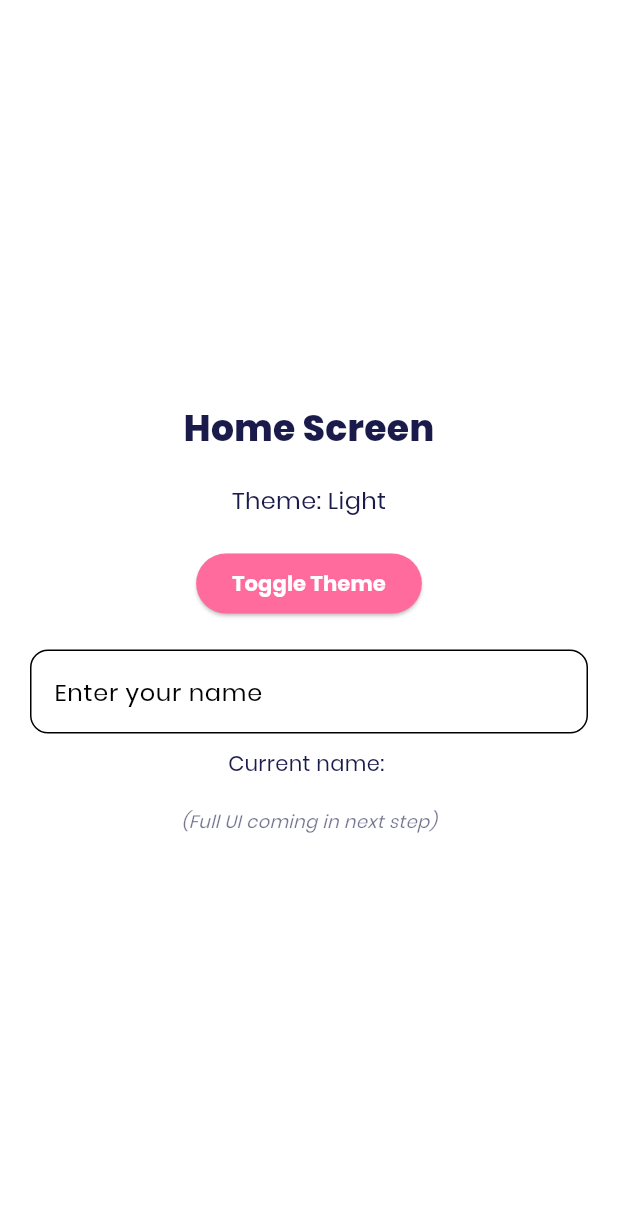
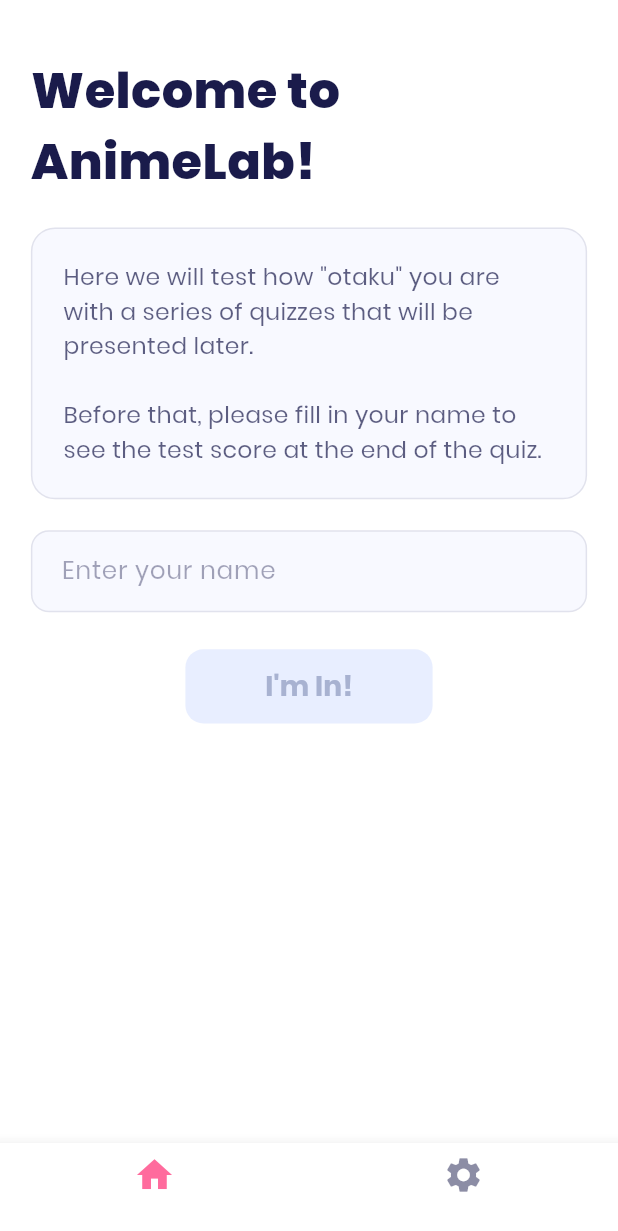
Before and after one commit to paranroman/AnimeLab, a Flutter app: the screen it shows after launch, on a phone screen of 412 x 824 dp. Shown: the top 1231 px of the screen. Run offline on Flutter 3.47's test engine with Material 3 defaults, Android fonts, the phone set to English and light mode, and no system bars.

Commit message:
feat(home, instruction): implementasi home screen dengan navigasi dan menambahkan halaman instruction

```diff
--- a/lib/presentation/screens/home_screen.dart
+++ b/lib/presentation/screens/home_screen.dart
@@ -2,6 +2,10 @@
 import 'package:provider/provider.dart';
 import '../../core/providers/theme_provider.dart';
 import '../../core/providers/quiz_provider.dart';
+import '../widgets/info_card.dart';
+import '../widgets/custom_button.dart';
+import 'settings_screen.dart';
+import 'instruction_screen.dart';
 
 class HomeScreen extends StatefulWidget {
   const HomeScreen({super.key});
@@ -12,6 +16,19 @@
 
 class _HomeScreenState extends State<HomeScreen> {
   final TextEditingController _nameController = TextEditingController();
+  int _currentIndex = 0;
+
+  @override
+  void initState() {
+    super.initState();
+    // Load saved name from provider
+    WidgetsBinding.instance.addPostFrameCallback((_) {
+      final quizProvider = Provider.of<QuizProvider>(context, listen: false);
+      if (quizProvider.userName.isNotEmpty) {
+        _nameController.text = quizProvider.userName;
+      }
+    });
+  }
 
   @override
   void dispose() {
@@ -19,93 +36,189 @@
     super.dispose();
   }
 
+  void _onNavigationTap(int index) {
+    setState(() {
+      _currentIndex = index;
+    });
+  }
+
   @override
   Widget build(BuildContext context) {
     final themeProvider = Provider.of<ThemeProvider>(context);
     final quizProvider = Provider.of<QuizProvider>(context);
+    final size = MediaQuery.of(context).size;
+
+    // Build pages for navigation
+    final List<Widget> pages = [
+      _buildHomePage(context, size, themeProvider, quizProvider),
+      const SettingsScreen(),
+    ];
 
     return Scaffold(
-      body: SafeArea(
+      backgroundColor: themeProvider.isDarkMode
+          ? const Color(0xFF0F1020)
+          : const Color(0xFFFFFFFF),
+      body: pages[_currentIndex],
+      bottomNavigationBar: BottomNavigationBar(
+        currentIndex: _currentIndex,
+        onTap: _onNavigationTap,
+        backgroundColor: themeProvider.isDarkMode
+            ? const Color(0xFF1A1B3D)
+            : const Color(0xFFFFFFFF),
+        selectedItemColor: themeProvider.isDarkMode
+            ? const Color(0xFFFF7BA8)
+            : const Color(0xFFFF6B9D),
+        unselectedItemColor: themeProvider.isDarkMode
+            ? const Color(0xFFE8ECF5).withOpacity(0.5)
+            : const Color(0xFF1A1B4B).withOpacity(0.5),
+        type: BottomNavigationBarType.fixed,
+        elevation: 8,
+        items: const [
+          BottomNavigationBarItem(icon: Icon(Icons.home, size: 28), label: ''),
+          BottomNavigationBarItem(
+            icon: Icon(Icons.settings, size: 28),
+            label: '',
+          ),
+        ],
+      ),
+    );
+  }
+
+  Widget _buildHomePage(
+    BuildContext context,
+    Size size,
+    ThemeProvider themeProvider,
+    QuizProvider quizProvider,
+  ) {
+    return SafeArea(
+      child: SingleChildScrollView(
         child: Padding(
-          padding: const EdgeInsets.all(20.0),
+          padding: EdgeInsets.all(size.width * 0.05),
           child: Column(
-            mainAxisAlignment: MainAxisAlignment.center,
+            crossAxisAlignment: CrossAxisAlignment.start,
             children: [
+              SizedBox(height: size.height * 0.02),
+
+              // Title
               Text(
-                'Home Screen',
+                'Welcome to AnimeLab!',
                 style: TextStyle(
                   fontFamily: 'Poppins',
-                  fontSize: 24,
+                  fontSize: size.width * 0.08,
                   fontWeight: FontWeight.w800,
                   color: themeProvider.isDarkMode
                       ? const Color(0xFFE8ECF5)
                       : const Color(0xFF1A1B4B),
                 ),
               ),
-              const SizedBox(height: 20),
-              Text(
-                'Theme: ${themeProvider.isDarkMode ? "Dark" : "Light"}',
+
+              SizedBox(height: size.height * 0.025),
+
+              // Info Card
+              InfoCard(
+                text:
+                    'Here we will test how "otaku" you are with a series of quizzes that will be presented later.\n\nBefore that, please fill in your name to see the test score at the end of the quiz.',
+                isDarkMode: themeProvider.isDarkMode,
+              ),
+
+              SizedBox(height: size.height * 0.025),
+
+              // Name Input Field
+              TextField(
+                controller: _nameController,
+                onChanged: (value) {
+                  quizProvider.setUserName(value);
+                },
                 style: TextStyle(
                   fontFamily: 'Poppins',
-                  fontSize: 16,
+                  fontSize: size.width * 0.04,
+                  fontWeight: FontWeight.w400,
                   color: themeProvider.isDarkMode
                       ? const Color(0xFFE8ECF5)
                       : const Color(0xFF1A1B4B),
                 ),
+                decoration: InputDecoration(
+                  hintText: 'Enter your name',
+                  hintStyle: TextStyle(
+                    fontFamily: 'Poppins',
+                    fontSize: size.width * 0.04,
+                    fontWeight: FontWeight.w400,
+                    color: themeProvider.isDarkMode
+                        ? const Color(0xFFE8ECF5).withOpacity(0.4)
+                        : const Color(0xFF1A1B4B).withOpacity(0.4),
                   ),
-              const SizedBox(height: 20),
-              ElevatedButton(
-                onPressed: () {
-                  themeProvider.toggleTheme();
-                },
-                style: ElevatedButton.styleFrom(
-                  backgroundColor: themeProvider.isDarkMode
+                  filled: true,
+                  fillColor: themeProvider.isDarkMode
+                      ? const Color(0xFF1A1B3D)
+                      : const Color(0xFFF8F9FF),
+                  border: OutlineInputBorder(
+                    borderRadius: BorderRadius.circular(12),
+                    borderSide: BorderSide(
+                      color: themeProvider.isDarkMode
+                          ? const Color(0xFF1A1B3D)
+                          : const Color(0xFF1A1B4B).withOpacity(0.1),
+                    ),
+                  ),
+                  enabledBorder: OutlineInputBorder(
+                    borderRadius: BorderRadius.circular(12),
+                    borderSide: BorderSide(
+                      color: themeProvider.isDarkMode
+                          ? const Color(0xFF1A1B3D)
+                          : const Color(0xFF1A1B4B).withOpacity(0.1),
+                    ),
+                  ),
+                  focusedBorder: OutlineInputBorder(
+                    borderRadius: BorderRadius.circular(12),
+                    borderSide: BorderSide(
+                      color: themeProvider.isDarkMode
                           ? const Color(0xFFFF7BA8)
                           : const Color(0xFFFF6B9D),
+                      width: 2,
                     ),
-                child: Text(
-                  'Toggle Theme',
-                  style: TextStyle(
-                    fontFamily: 'Poppins',
-                    fontWeight: FontWeight.w700,
-                    color: Colors.white,
+                  ),
+                  contentPadding: EdgeInsets.symmetric(
+                    horizontal: size.width * 0.04,
+                    vertical: size.height * 0.018,
                   ),
                 ),
               ),
-              const SizedBox(height: 20),
-              TextField(
-                controller: _nameController,
-                decoration: InputDecoration(
-                  hintText: 'Enter your name',
-                  border: OutlineInputBorder(
+
+              SizedBox(height: size.height * 0.03),
+
+              // I'm In Button
+              Center(
+                child: CustomButton(
+                  text: "I'm In!",
+                  onPressed: () {
+                    if (quizProvider.userName.trim().isEmpty) {
+                      ScaffoldMessenger.of(context).showSnackBar(
+                        SnackBar(
+                          content: Text(
+                            'Please enter your name first!',
+                            style: TextStyle(
+                              fontFamily: 'Poppins',
+                              fontWeight: FontWeight.w600,
+                            ),
+                          ),
+                          backgroundColor: const Color(0xFFFF4757),
+                          behavior: SnackBarBehavior.floating,
+                          shape: RoundedRectangleBorder(
                             borderRadius: BorderRadius.circular(12),
                           ),
                         ),
-                onChanged: (value) {
-                  quizProvider.setUserName(value);
+                      );
+                      return;
+                    }
+                    // Navigate to instruction screen
+                    Navigator.push(
+                      context,
+                      MaterialPageRoute(
+                        builder: (context) => const InstructionScreen(),
+                      ),
+                    );
                   },
-              ),
-              const SizedBox(height: 10),
-              Text(
-                'Current name: ${quizProvider.userName}',
-                style: TextStyle(
-                  fontFamily: 'Poppins',
-                  fontSize: 14,
-                  color: themeProvider.isDarkMode
-                      ? const Color(0xFFE8ECF5)
-                      : const Color(0xFF1A1B4B),
-                ),
-              ),
-              const SizedBox(height: 20),
-              Text(
-                '(Full UI coming in next step)',
-                style: TextStyle(
-                  fontFamily: 'Poppins',
-                  fontSize: 12,
-                  fontStyle: FontStyle.italic,
-                  color: themeProvider.isDarkMode
-                      ? const Color(0xFFE8ECF5).withValues(alpha: 0.6)
-                      : const Color(0xFF1A1B4B).withValues(alpha: 0.6),
+                  isEnabled: quizProvider.userName.trim().isNotEmpty,
+                  isDarkMode: themeProvider.isDarkMode,
                 ),
               ),
             ],
--- /dev/null
+++ b/lib/presentation/widgets/custom_button.dart
@@ -0,0 +1,48 @@
+import 'package:flutter/material.dart';
+
+class CustomButton extends StatelessWidget {
+  final String text;
+  final VoidCallback onPressed;
+  final bool isEnabled;
+  final bool isDarkMode;
+
+  const CustomButton({
+    super.key,
+    required this.text,
+    required this.onPressed,
+    this.isEnabled = true,
+    this.isDarkMode = false,
+  });
+
+  @override
+  Widget build(BuildContext context) {
+    final size = MediaQuery.of(context).size;
+
+    return SizedBox(
+      width: size.width * 0.4,
+      height: size.height * 0.06,
+      child: ElevatedButton(
+        onPressed: isEnabled ? onPressed : null,
+        style: ElevatedButton.styleFrom(
+          backgroundColor: isEnabled
+              ? (isDarkMode ? const Color(0xFFFF7BA8) : const Color(0xFFFF6B9D))
+              : const Color(0xFFE8EEFF),
+          disabledBackgroundColor: const Color(0xFFE8EEFF),
+          shape: RoundedRectangleBorder(
+            borderRadius: BorderRadius.circular(12),
+          ),
+          elevation: 0,
+        ),
+        child: Text(
+          text,
+          style: TextStyle(
+            fontFamily: 'Poppins',
+            fontSize: size.width * 0.045,
+            fontWeight: FontWeight.w700,
+            color: isEnabled ? Colors.white : const Color(0xFFA8B2D1),
+          ),
+        ),
+      ),
+    );
+  }
+}
--- /dev/null
+++ b/lib/presentation/widgets/info_card.dart
@@ -0,0 +1,40 @@
+import 'package:flutter/material.dart';
+
+class InfoCard extends StatelessWidget {
+  final String text;
+  final bool isDarkMode;
+
+  const InfoCard({super.key, required this.text, this.isDarkMode = false});
+
+  @override
+  Widget build(BuildContext context) {
+    final size = MediaQuery.of(context).size;
+
+    return Container(
+      width: double.infinity,
+      padding: EdgeInsets.all(size.width * 0.05),
+      decoration: BoxDecoration(
+        color: isDarkMode ? const Color(0xFF1A1B3D) : const Color(0xFFF8F9FF),
+        borderRadius: BorderRadius.circular(16),
+        border: Border.all(
+          color: isDarkMode
+              ? const Color(0xFF1A1B3D)
+              : const Color(0xFF1A1B4B).withOpacity(0.1),
+          width: 1,
+        ),
+      ),
+      child: Text(
+        text,
+        style: TextStyle(
+          fontFamily: 'Poppins',
+          fontSize: size.width * 0.038,
+          fontWeight: FontWeight.w400,
+          color: isDarkMode
+              ? const Color(0xFFE8ECF5).withOpacity(0.8)
+              : const Color(0xFF1A1B4B).withOpacity(0.7),
+          height: 1.5,
+        ),
+      ),
+    );
+  }
+}
```
Also changed, not shown: lib/presentation/screens/instruction_screen.dart (added, +156 -0 lines), lib/presentation/screens/settings_screen.dart (added, +90 -0 lines). Lines whose indentation alone changed are shown as unchanged.
